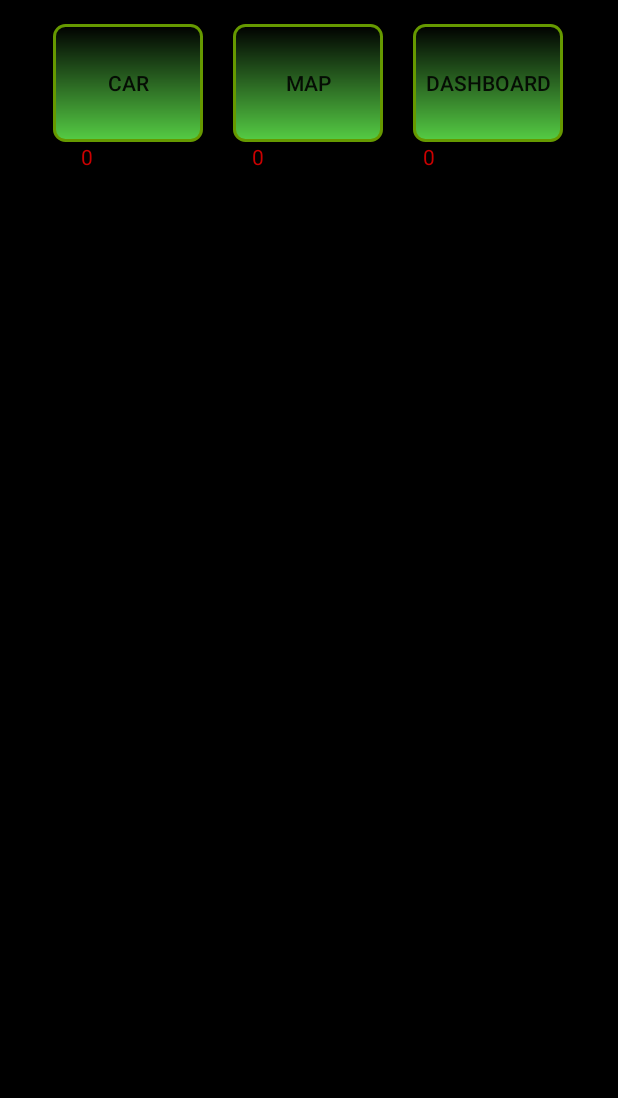
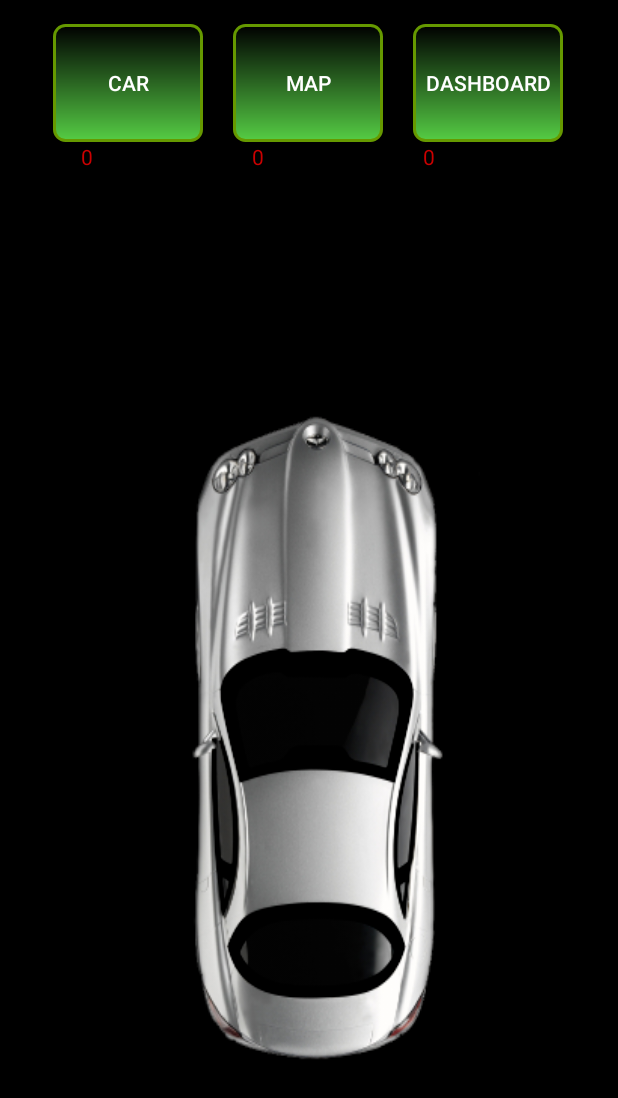
Before and after one commit to alexbrod/CarBlackBox, an Android app: the CarViewActivity screen opened directly, with no data from a screen before it, on a phone screen of 412 x 824 dp. Shown: the top 1098 px of the screen. Run offline under Robolectric (Android 15) with nearby library versions, the phone set to English and light mode, and no system bars; 1 statement that could not run was skipped.

Commit message:
features: -Added support for fragments -Switching between Map fragment and Car view fragment

```diff
--- a/app/src/main/java/alexbrod/carblackbox/ui/CarViewActivity.java
+++ b/app/src/main/java/alexbrod/carblackbox/ui/CarViewActivity.java
@@ -1,153 +1,129 @@
 package alexbrod.carblackbox.ui;
 
-import android.animation.ObjectAnimator;
-import android.app.Activity;
-import android.graphics.ColorFilter;
-import android.graphics.drawable.Drawable;
+import android.support.v4.app.Fragment;
 import android.os.Bundle;
+import android.support.v7.app.AppCompatActivity;
+import android.util.Log;
+import android.view.View;
+import android.widget.Button;
 import android.widget.TextView;
 
 import alexbrod.carblackbox.R;
 import alexbrod.carblackbox.bl.CarBlackBoxEngine;
-import alexbrod.carblackbox.sensors.SensorsManagerService;
 
-public class CarViewActivity extends Activity implements ICarBlackBoxEngineListener{
-    private static final int ARC_MAX_RANGE = 5000;
-    private static final int ARC_MIN_RANGE = 1000;
-    private static final int ACC_MIN_RANGE = (int) SensorsManagerService.SENSITIVITY_LEVEL;
-    private static final int ACC_MAX_RANGE = 50;
-    private static final long ARC_ANIM_DURATION = 2500;
+public class CarViewActivity extends AppCompatActivity implements ICarBlackBoxEngineListener{
+
     private TextView mTvX;
     private TextView mTvY;
     private TextView mTvZ;
-    private TextView mTopArc;
-    private TextView mBottomArc;
-    private TextView mLeftArc;
-    private TextView mRightArc;
-    private Drawable mTopArcDrawable;
-    private Drawable mBottomArcDrawable;
-    private Drawable mLeftArcDrawable;
-    private Drawable mRightArcDrawable;
-    private CarBlackBoxEngine carBlackBoxEngine;
+    private Button mBtnCarView;
+    private Button mBtnMap;
+    private Button mBtnDashboard;
+    private CarBlackBoxEngine mCarBlackBoxEngine;
+    private CarViewFragment mCarViewFragment;
+    private ReportsMapFragment mReportsMapFragment;
 
 
     @Override
     protected void onCreate(Bundle savedInstanceState) {
         super.onCreate(savedInstanceState);
         setContentView(R.layout.activity_car_view);
-        carBlackBoxEngine = CarBlackBoxEngine.getInstance();
-
-        mTopArc = (TextView) findViewById(R.id.top_arc);
-        mBottomArc = (TextView) findViewById(R.id.bottom_arc);
-        mLeftArc = (TextView) findViewById(R.id.left_arc);
-        mRightArc = (TextView) findViewById(R.id.right_arc);
-
-        mTopArcDrawable = mTopArc.getBackground();
-        mBottomArcDrawable = mBottomArc.getBackground();
-        mLeftArcDrawable = mLeftArc.getBackground();
-        mRightArcDrawable = mRightArc.getBackground();
-
-
+        mCarBlackBoxEngine = CarBlackBoxEngine.getInstance();
 
         mTvX = (TextView)findViewById(R.id.tvX);
         mTvY = (TextView)findViewById(R.id.tvY);
         mTvZ = (TextView)findViewById(R.id.tvZ);
+
+        mBtnCarView = (Button)findViewById(R.id.btnCarView);
+        mBtnMap = (Button)findViewById(R.id.btnMapView);
+        mBtnDashboard = (Button)findViewById(R.id.btnDashboardView);
+
+
+        mCarViewFragment = CarViewFragment.newInstance();
+        mReportsMapFragment = ReportsMapFragment.newInstance();
+
+
+        initButton(mBtnCarView, mCarViewFragment);
+        initButton(mBtnMap, mReportsMapFragment);
+        replaceFragment(mCarViewFragment);
+
 
     }
 
     @Override
     protected void onStart() {
         super.onStart();
-        carBlackBoxEngine.bindToSensorsService(this);
+        mCarBlackBoxEngine.bindToSensorsService(this);
     }
 
     @Override
     protected void onResume() {
         super.onResume();
-        carBlackBoxEngine.registerToEngineEvents(this);
+        mCarBlackBoxEngine.registerToEngineEvents(this);
     }
 
     @Override
     protected void onPause() {
         super.onPause();
-        carBlackBoxEngine.unregisterFromEngineEvents(this);
+        mCarBlackBoxEngine.unregisterFromEngineEvents(this);
     }
 
     @Override
     protected void onStop() {
         super.onStop();
-        carBlackBoxEngine.unbindFromSensorsService(this);
+        mCarBlackBoxEngine.unbindFromSensorsService(this);
+    }
+
+    //------------------------ Engine Events--------------------------
+
+    @Override
+    public void onSuddenBreak(float acceleration) {
+        mTvZ.setText(String.format("%.1f", acceleration));
+        mCarViewFragment.animateSuddenBreak(acceleration);
     }
 
     @Override
-    public void OnSuddenBreak(float x, float y, float z) {
-        mTvX.setText(String.format("%.1f",x));
-        mTvY.setText(String.format("%.1f",y));
-        mTvZ.setText(String.format("%.1f",z));
-
-        //scale a range [min,max] to [a,b]:
-        //         (b-a)(x - min)
-        //  f(x) = --------------  + a
-        //           max - min
-
-        int newZ = (ARC_MAX_RANGE - ARC_MIN_RANGE)*((int)z - ACC_MIN_RANGE)
-                /(ACC_MAX_RANGE - ACC_MIN_RANGE) + ARC_MIN_RANGE;
-        ObjectAnimator anim = ObjectAnimator.ofInt(mTopArcDrawable,"level",newZ , 0);
-        anim.setDuration(ARC_ANIM_DURATION);
-        anim.start();
+    public void onSharpTurnLeft(float acceleration) {
+        mTvX.setText(String.format("%.1f", acceleration));
+        mCarViewFragment.animateSharpTurnLeft(acceleration);
     }
 
     @Override
-    public void OnSharpTurnLeft(float x, float y, float z) {
-        mTvX.setText(String.format("%.1f",x));
-        mTvY.setText(String.format("%.1f",y));
-        mTvZ.setText(String.format("%.1f",z));
-
-        //scale a range [min,max] to [a,b]:
-        //         (b-a)(x - min)
-        //  f(x) = --------------  + a
-        //           max - min
-
-        int newX = (ARC_MAX_RANGE - ARC_MIN_RANGE)*((int)x - ACC_MIN_RANGE)
-                /(ACC_MAX_RANGE - ACC_MIN_RANGE) + ARC_MIN_RANGE;
-        ObjectAnimator anim = ObjectAnimator.ofInt(mLeftArcDrawable,"level",newX , 0);
-        anim.setDuration(ARC_ANIM_DURATION);
-        anim.start();
+    public void onSharpTurnRight(float acceleration) {
+        mTvX.setText(String.format("%.1f", acceleration));
+        mCarViewFragment.animateSharpTurnRight(acceleration);
     }
 
     @Override
-    public void OnSharpTurnRight(float x, float y, float z) {
-        mTvX.setText(String.format("%.1f",x));
-        mTvY.setText(String.format("%.1f",y));
-        mTvZ.setText(String.format("%.1f",z));
-
-        //scale a range [min,max] to [a,b]:
-        //         (b-a)(x - min)
-        //  f(x) = --------------  + a
-        //           max - min
-
-        int newX = (ARC_MAX_RANGE - ARC_MIN_RANGE)*((int)x + ACC_MIN_RANGE)
-                /(ACC_MIN_RANGE - ACC_MAX_RANGE) + ARC_MIN_RANGE;
-        ObjectAnimator anim = ObjectAnimator.ofInt(mRightArcDrawable,"level",newX , 0);
-        anim.setDuration(ARC_ANIM_DURATION);
-        anim.start();
+    public void onSuddenAcceleration(float acceleration) {
+        mTvZ.setText(String.format("%.1f", acceleration));
+        mCarViewFragment.animateSuddenAcceleration(acceleration);
     }
 
-    @Override
-    public void onSuddenAcceleration(float x, float y, float z) {
-        mTvX.setText(String.format("%.1f",x));
-        mTvY.setText(String.format("%.1f",y));
-        mTvZ.setText(String.format("%.1f",z));
+    //------------------------ Fragment Management ------------------------
 
-        //scale a range [min,max] to [a,b]:
-        //         (b-a)(x - min)
-        //  f(x) = --------------  + a
-        //           max - min
+    private void replaceFragment(Fragment fragment){
+        // Check that the activity is using the layout version with
+        // the fragment_container FrameLayout
+        if (findViewById(R.id.fragment_container) != null) {
+            // Add the fragment to the 'fragment_container' FrameLayout
+            getSupportFragmentManager().beginTransaction()
+                    .replace(R.id.fragment_container, fragment
+                            ,fragment.getClass().getSimpleName()).commit();
+        }
+        else{
+            Log.e(getClass().getSimpleName(),"No fragment container");
+        }
+    }
 
-        int newZ = (ARC_MAX_RANGE - ARC_MIN_RANGE)*((int)z + ACC_MIN_RANGE)
-                /(ACC_MIN_RANGE - ACC_MAX_RANGE) + ARC_MIN_RANGE;
-        ObjectAnimator anim = ObjectAnimator.ofInt(mBottomArcDrawable,"level",newZ , 0);
-        anim.setDuration(ARC_ANIM_DURATION);
-        anim.start();
+    //------------------------ Button Init -----------------------------
+
+    public void initButton(Button b, final Fragment fragment){
+        b.setOnClickListener(new View.OnClickListener() {
+            @Override
+            public void onClick(View view) {
+                CarViewActivity.this.replaceFragment(fragment);
+            }
+        });
     }
 }
--- /dev/null
+++ b/app/src/main/java/alexbrod/carblackbox/ui/CarViewFragment.java
@@ -0,0 +1,132 @@
+package alexbrod.carblackbox.ui;
+
+
+import android.animation.ObjectAnimator;
+import android.graphics.drawable.Drawable;
+import android.os.Bundle;
+import android.support.v4.app.Fragment;
+import android.view.LayoutInflater;
+import android.view.View;
+import android.view.ViewGroup;
+import android.widget.TextView;
+
+import alexbrod.carblackbox.R;
+import alexbrod.carblackbox.bl.CarBlackBoxEngine;
+import alexbrod.carblackbox.sensors.SensorsManagerService;
+
+
+public class CarViewFragment extends Fragment  {
+    //TODO: Pass those constants as parameters to the fragment
+    private static final int ARC_MAX_RANGE = 5000;
+    private static final int ARC_MIN_RANGE = 1000;
+    private static final int ACC_MIN_RANGE = (int) SensorsManagerService.SENSITIVITY_LEVEL;
+    private static final int ACC_MAX_RANGE = 50;
+    private static final long ARC_ANIM_DURATION = 2500;
+    private Drawable mTopArcDrawable;
+    private Drawable mBottomArcDrawable;
+    private Drawable mLeftArcDrawable;
+    private Drawable mRightArcDrawable;
+    private TextView mTopArc;
+    private TextView mBottomArc;
+    private TextView mLeftArc;
+    private TextView mRightArc;
+    private CarBlackBoxEngine carBlackBoxEngine;
+
+
+    public CarViewFragment() {
+        // Required empty public constructor
+        carBlackBoxEngine = CarBlackBoxEngine.getInstance();
+    }
+
+    public static CarViewFragment newInstance() {
+        CarViewFragment fragment = new CarViewFragment();
+        Bundle args = new Bundle();
+        fragment.setArguments(args);
+        return fragment;
+    }
+
+
+    @Override
+    public View onCreateView(LayoutInflater inflater, ViewGroup container,
+                             Bundle savedInstanceState) {
+        super.onCreateView(inflater,container,savedInstanceState);
+        // Inflate the layout for this fragment
+        View v = inflater.inflate(R.layout.fragment_car_layout, container, false);
+        mTopArc = (TextView) v.findViewById(R.id.top_arc);
+        mBottomArc = (TextView) v.findViewById(R.id.bottom_arc);
+        mLeftArc = (TextView) v.findViewById(R.id.left_arc);
+        mRightArc = (TextView)v.findViewById(R.id.right_arc);
+
+        mTopArcDrawable = mTopArc.getBackground();
+        mBottomArcDrawable = mBottomArc.getBackground();
+        mLeftArcDrawable = mLeftArc.getBackground();
+        mRightArcDrawable = mRightArc.getBackground();
+        return v;
+    }
+
+    @Override
+    public void onPause(){
+        super.onPause();
+
+    }
+
+    @Override
+    public void onResume(){
+        super.onResume();
+    }
+
+    //------------------------ Engine Events--------------------------
+
+
+    public void animateSuddenBreak(float Acceleration) {
+        //scale a range [min,max] to [a,b]:
+        //         (b-a)(x - min)
+        //  f(x) = --------------  + a
+        //           max - min
+
+        int newZ = (ARC_MAX_RANGE - ARC_MIN_RANGE)*((int)Acceleration - ACC_MIN_RANGE)
+                /(ACC_MAX_RANGE - ACC_MIN_RANGE) + ARC_MIN_RANGE;
+        ObjectAnimator anim = ObjectAnimator.ofInt(mTopArcDrawable,"level",newZ , 0);
+        anim.setDuration(ARC_ANIM_DURATION);
+        anim.start();
+    }
+
+    public void animateSharpTurnLeft(float Acceleration) {
+        //scale a range [min,max] to [a,b]:
+        //         (b-a)(x - min)
+        //  f(x) = --------------  + a
+        //           max - min
+
+        int newX = (ARC_MAX_RANGE - ARC_MIN_RANGE)*((int) Acceleration - ACC_MIN_RANGE)
+                /(ACC_MAX_RANGE - ACC_MIN_RANGE) + ARC_MIN_RANGE;
+        ObjectAnimator anim = ObjectAnimator.ofInt(mLeftArcDrawable,"level",newX , 0);
+        anim.setDuration(ARC_ANIM_DURATION);
+        anim.start();
+    }
+
+    public void animateSharpTurnRight(float Acceleration) {
+        //scale a range [min,max] to [a,b]:
+        //         (b-a)(x - min)
+        //  f(x) = --------------  + a
+        //           max - min
+
+        int newX = (ARC_MAX_RANGE - ARC_MIN_RANGE)*((int) Acceleration + ACC_MIN_RANGE)
+                /(ACC_MIN_RANGE - ACC_MAX_RANGE) + ARC_MIN_RANGE;
+        ObjectAnimator anim = ObjectAnimator.ofInt(mRightArcDrawable,"level",newX , 0);
+        anim.setDuration(ARC_ANIM_DURATION);
+        anim.start();
+    }
+
+    public void animateSuddenAcceleration(float Acceleration) {
+        //scale a range [min,max] to [a,b]:
+        //         (b-a)(x - min)
+        //  f(x) = --------------  + a
+        //           max - min
+
+        int newZ = (ARC_MAX_RANGE - ARC_MIN_RANGE)*((int)Acceleration + ACC_MIN_RANGE)
+                /(ACC_MIN_RANGE - ACC_MAX_RANGE) + ARC_MIN_RANGE;
+        ObjectAnimator anim = ObjectAnimator.ofInt(mBottomArcDrawable,"level",newZ , 0);
+        anim.setDuration(ARC_ANIM_DURATION);
+        anim.start();
+    }
+}
--- a/app/src/main/java/alexbrod/carblackbox/ui/ICarBlackBoxEngineListener.java
+++ b/app/src/main/java/alexbrod/carblackbox/ui/ICarBlackBoxEngineListener.java
@@ -6,8 +6,8 @@ package alexbrod.carblackbox.ui;
 
 public interface ICarBlackBoxEngineListener {
 
-    void OnSuddenBreak(float x, float y, float z);
-    void OnSharpTurnLeft(float x, float y, float z);
-    void OnSharpTurnRight(float x, float y, float z);
-    void onSuddenAcceleration(float x, float y, float z);
+    void onSuddenBreak(float Acceleration);
+    void onSharpTurnLeft(float Acceleration);
+    void onSharpTurnRight(float Acceleration);
+    void onSuddenAcceleration(float Acceleration);
 }
--- /dev/null
+++ b/app/src/main/res/layout/fragment_car_layout.xml
@@ -0,0 +1,86 @@
+<LinearLayout xmlns:android="http://schemas.android.com/apk/res/android"
+    xmlns:tools="http://schemas.android.com/tools"
+    android:layout_width="match_parent"
+    android:layout_height="match_parent"
+    android:orientation="vertical"
+    tools:context="alexbrod.carblackbox.ui.CarViewFragment">
+
+    <LinearLayout
+        android:layout_width="match_parent"
+        android:layout_height="0dp"
+        android:layout_weight="0.15"
+        android:orientation="horizontal">
+
+        <TextView
+            android:layout_width="0dp"
+            android:layout_height="match_parent"
+            android:layout_weight="0.2" />
+
+        <TextView
+            android:id="@+id/top_arc"
+            android:layout_width="0dp"
+            android:layout_height="match_parent"
+            android:layout_weight="0.6"
+            android:background="@drawable/top_arc_shape"/>
+
+        <TextView
+            android:layout_width="0dp"
+            android:layout_height="match_parent"
+            android:layout_weight="0.2" />
+    </LinearLayout>
+
+
+    <LinearLayout
+        android:layout_width="match_parent"
+        android:layout_height="0dp"
+        android:orientation="horizontal"
+        android:layout_weight="0.7">
+
+        <TextView
+            android:id="@+id/left_arc"
+            android:layout_width="0dp"
+            android:layout_height="match_parent"
+            android:layout_weight="0.2"
+            android:background="@drawable/left_arc_shape"/>
+
+        <TextView
+            android:layout_width="0dp"
+            android:layout_height="match_parent"
+            android:layout_weight="0.6"
+            android:background="@mipmap/car_view" />
+
+        <TextView
+            android:id="@+id/right_arc"
+            android:layout_width="0dp"
+            android:layout_height="match_parent"
+            android:layout_weight="0.2"
+            android:background="@drawable/right_arc_shape" />
+
+
+    </LinearLayout>
+
+    <LinearLayout
+        android:layout_width="match_parent"
+        android:layout_height="0dp"
+        android:layout_weight="0.15">
+
+        <TextView
+            android:layout_width="0dp"
+            android:layout_height="match_parent"
+            android:layout_weight="0.2" />
+
+        <TextView
+            android:id="@+id/bottom_arc"
+            android:layout_width="0dp"
+            android:layout_height="match_parent"
+            android:layout_weight="0.6"
+            android:background="@drawable/bottom_arc_shape"/>
+
+        <TextView
+            android:layout_width="0dp"
+            android:layout_height="match_parent"
+            android:layout_weight="0.2" />
+
+    </LinearLayout>
+
+</LinearLayout>
--- a/app/src/main/res/values/strings.xml
+++ b/app/src/main/res/values/strings.xml
@@ -1,3 +1,6 @@
 <resources>
     <string name="app_name">CarBlackBox</string>
+
+    <!-- TODO: Remove or change this placeholder text -->
+    <string name="hello_blank_fragment">Hello blank fragment</string>
 </resources>
```
Also changed, not shown: app/src/main/AndroidManifest.xml (+24 -1 lines), app/src/main/java/alexbrod/carblackbox/bl/CarBlackBoxEngine.java (+118 -27 lines), app/src/main/java/alexbrod/carblackbox/sensors/SensorsManagerService.java (+11 -8 lines), app/src/main/java/alexbrod/carblackbox/ui/ReportsMapFragment.java (added, +147 -0 lines), app/src/main/res/layout/fragment_map_layout.xml (added, +10 -0 lines), app/src/main/java/alexbrod/carblackbox/utilities/MyUtilities.java (line endings or trailing spaces).
